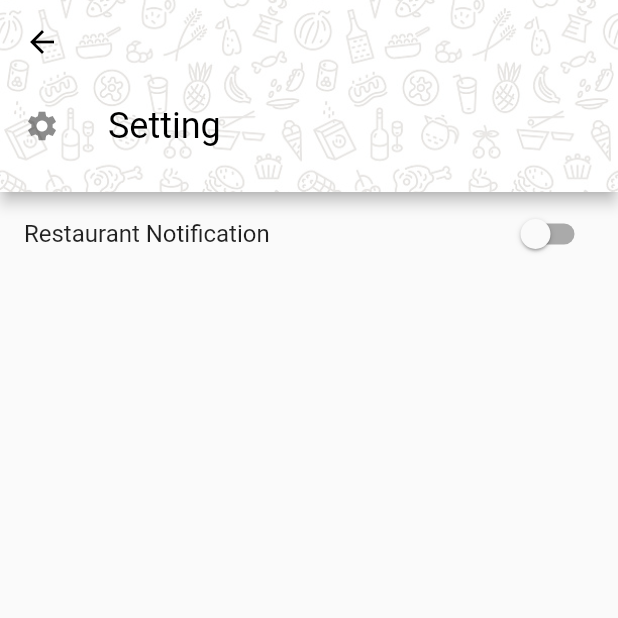
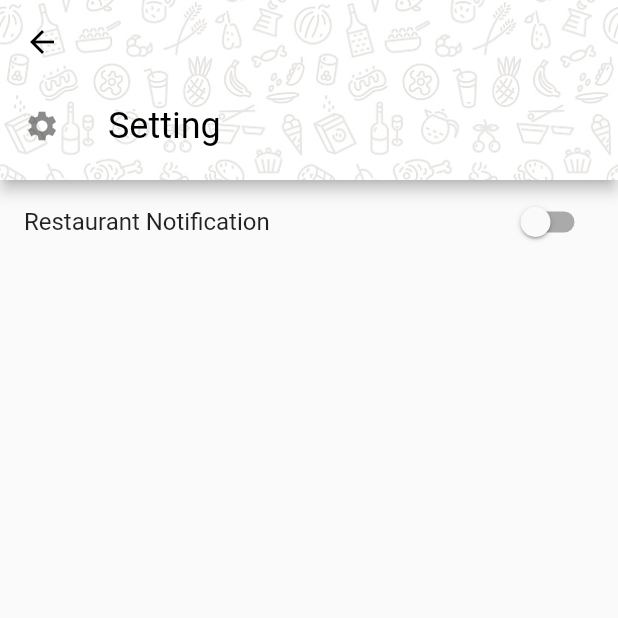
Before and after one commit to nirranthea/dicoding-restaurant-app, a Flutter app: the screen it shows after launch, after a tap on the "settings" icon, on a phone screen of 412 x 824 dp, the top half of it. Run offline on Flutter 3.47's test engine with Material 2 defaults, Android fonts, the phone set to English and light mode, and no system bars; our stand-ins replace flutter_local_notifications, rxdart, shared_preferences; missing offline and left inert: android_alarm_manager; network calls fail.

```diff
--- a/lib/main.dart
+++ b/lib/main.dart
@@ -63,6 +63,14 @@ class MyApp extends StatelessWidget {
             ),
           ),
         ),
+        ChangeNotifierProvider<DetailRestaurantsProvider>(
+          create: (_) => DetailRestaurantsProvider(
+              apiService: ApiService()),
+        ),
+        ChangeNotifierProvider<ReviewRestaurantProvider>(
+          create: (_) => ReviewRestaurantProvider(
+              apiService: ApiService()),
+        ),
       ],
       child: MaterialApp(
         title: 'Restaurant App',
@@ -76,22 +84,8 @@ class MyApp extends StatelessWidget {
           SplashPage.routeName: (context) => SplashPage(),
           HomePage.routeName: (context) => HomePage(),
           SearchPage.routeName: (context) => SearchPage(),
-          DetailPage.routeName: (context) => MultiProvider(
-            providers: [
-              ChangeNotifierProvider<DetailRestaurantsProvider>(
-                create: (_) => DetailRestaurantsProvider(
-                    apiService: ApiService(),
-                    resto: ModalRoute.of(context).settings.arguments),
-              ),
-              ChangeNotifierProvider<ReviewRestaurantProvider>(
-                create: (_) => ReviewRestaurantProvider(
-                    apiService: ApiService(),
-                    resto: ModalRoute.of(context).settings.arguments),
-              ),
-            ],
-            child: DetailPage(
+          DetailPage.routeName: (context) => DetailPage(
                 restaurant: ModalRoute.of(context).settings.arguments),
-          ),
           SettingPage.routeName: (context) => SettingPage(),
         },
       ),
--- a/lib/provider/detail_restaurant_provider.dart
+++ b/lib/provider/detail_restaurant_provider.dart
@@ -8,11 +8,8 @@ import 'package:restaurant_app/data/model/restaurant.dart';
 
 class DetailRestaurantsProvider extends ChangeNotifier {
   final ApiService apiService;
-  final Resto resto;
 
-  DetailRestaurantsProvider({@required this.apiService, @required this.resto}) {
-    fetchDetailRestaurant(resto);
-  }
+  DetailRestaurantsProvider({@required this.apiService});
 
   DetailRestaurant _detailRestaurant;
   String _message = '';
--- a/lib/provider/review_restaurant_provider.dart
+++ b/lib/provider/review_restaurant_provider.dart
@@ -8,9 +8,8 @@ import 'package:restaurant_app/data/model/response.dart';
 
 class ReviewRestaurantProvider extends ChangeNotifier {
   final ApiService apiService;
-  final Resto resto;
 
-  ReviewRestaurantProvider({@required this.apiService, @required this.resto});
+  ReviewRestaurantProvider({@required this.apiService});
 
   PostReview _postReview;
   String _message = '';
--- a/lib/ui/setting_page.dart
+++ b/lib/ui/setting_page.dart
@@ -34,7 +34,7 @@ class SettingPage extends StatelessWidget {
                     Container(
                       color: Colors.white60.withOpacity(0.85),
                       child: Padding(
-                        padding: EdgeInsets.only(bottom: 16.0),
+                        padding: EdgeInsets.only(bottom: 8.0),
                         child: ListTile(
                           title: Text('Setting',
                             style: Theme.of(context).textTheme.headline5.copyWith(color: Colors.black)),
```
Also changed, not shown: lib/ui/home_page.dart (+5 -2 lines), lib/ui/search_page.dart (+5 -2 lines).
